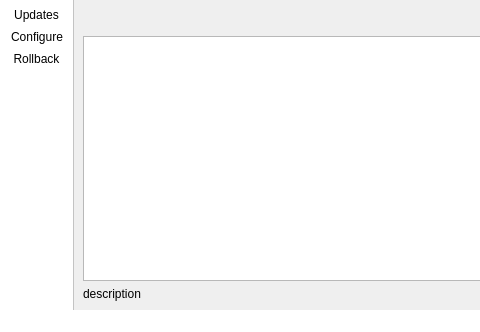
Before: the Qt Designer form src-qt5/updatemgr/trident-updatemgr/mainUI.ui in project-trident/trident-utilities, drawn with Qt 5; both pictures show x 0 to 480 and y 0 to 332 of the 964 by 332 pixel window.
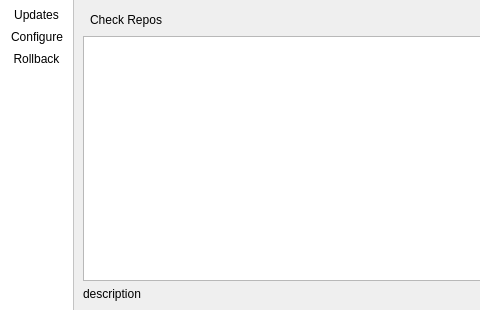
After: the same form once the commit is applied. Icons and pictures are not drawn.

Commit message: Add a quick resync button for listing the trains.

```diff
--- a/src-qt5/updatemgr/trident-updatemgr/mainUI.ui
+++ b/src-qt5/updatemgr/trident-updatemgr/mainUI.ui
@@ -260,6 +260,28 @@
         </item>
         <item row="0" column="1">
          <layout class="QHBoxLayout" name="horizontalLayout">
+          <item>
+           <widget class="QToolButton" name="tool_trains_rescan">
+            <property name="sizePolicy">
+             <sizepolicy hsizetype="Preferred" vsizetype="Preferred">
+              <horstretch>0</horstretch>
+              <verstretch>0</verstretch>
+             </sizepolicy>
+            </property>
+            <property name="text">
+             <string>Check Repos</string>
+            </property>
+            <property name="icon">
+             <iconset theme="download"/>
+            </property>
+            <property name="toolButtonStyle">
+             <enum>Qt::ToolButtonTextBesideIcon</enum>
+            </property>
+            <property name="autoRaise">
+             <bool>true</bool>
+            </property>
+           </widget>
+          </item>
           <item>
            <spacer name="horizontalSpacer_2">
             <property name="orientation">
```
The commit also changes 1 other file.
